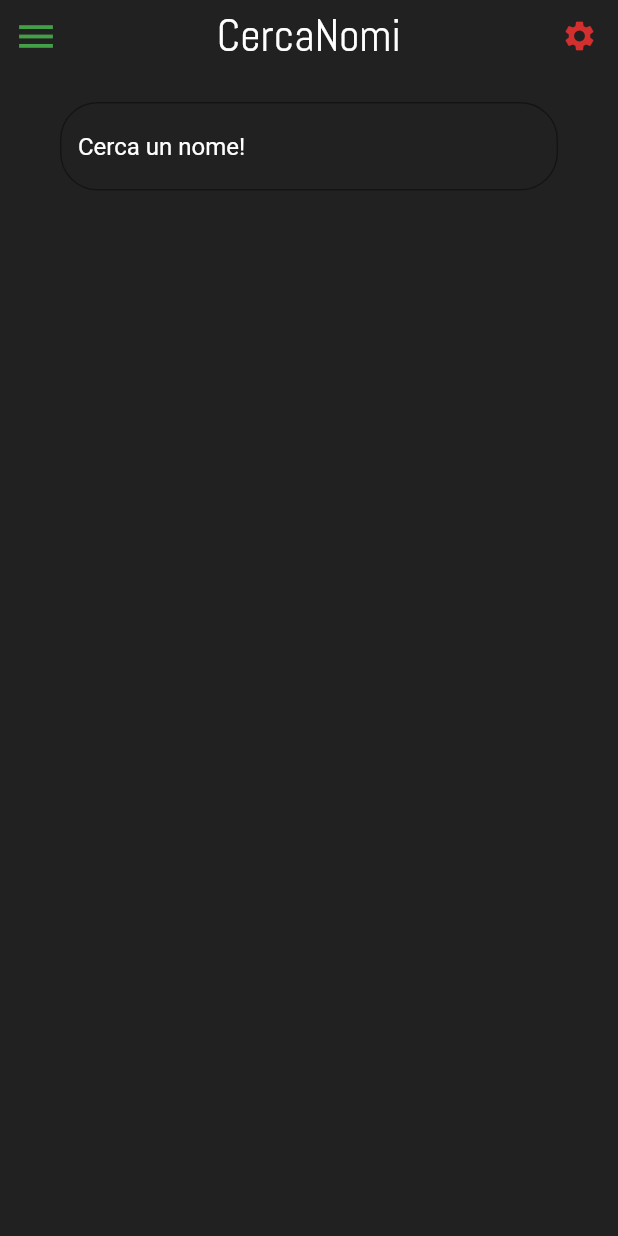
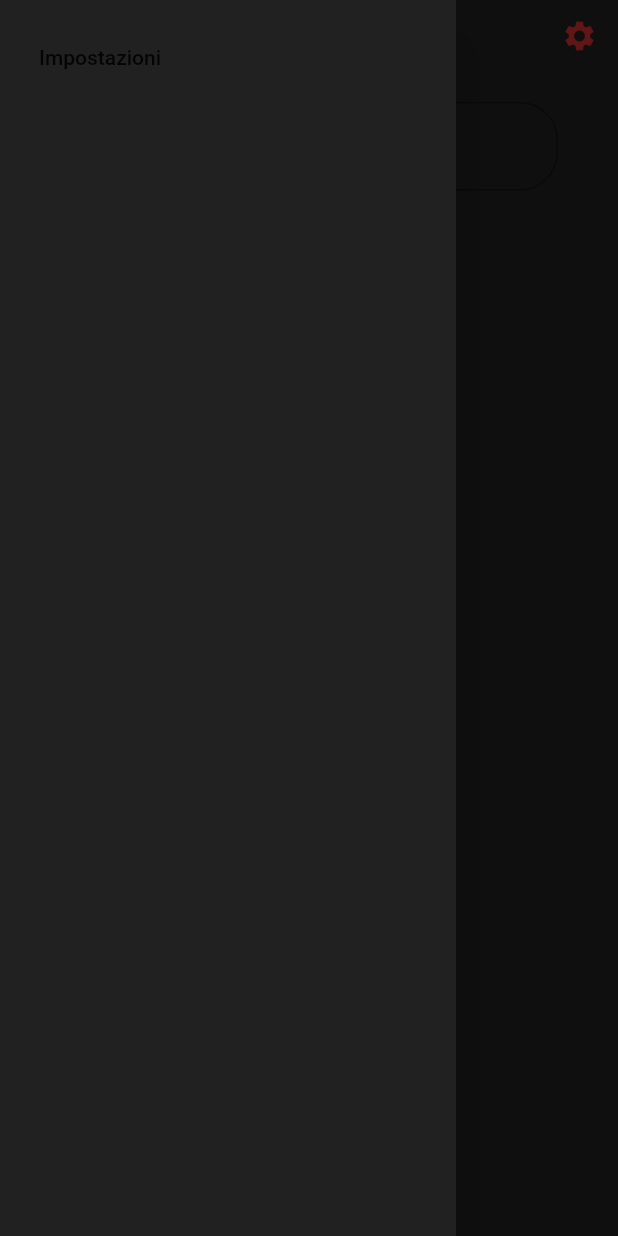
Before and after one commit to SymonRod/Baby_Names, a Flutter app: the screen it shows after launch, after a tap on the "menu" icon, on a phone screen of 412 x 824 dp. Run offline on Flutter 3.47's test engine with Material 2 defaults, Android fonts, the phone set to English and light mode, and no system bars; Roboto replaces fonts that are missing (Montserrat).

Commit message:
Aggionta sideNav non funzionante

```diff
--- a/lib/home/GradientAppBar.dart
+++ b/lib/home/GradientAppBar.dart
@@ -6,10 +6,12 @@ class GradientAppBar extends StatelessWidget {
 
   GradientAppBar({this.title});
 
+
   @override
   Widget build(BuildContext context) {
 
-    return new Container(
+    return new
+        Container(
           padding: EdgeInsets.only(
             top: MediaQuery.of(context).padding.top,
           ),
@@ -19,16 +21,11 @@ class GradientAppBar extends StatelessWidget {
                 flex: 1,
                 child: Container(
                   alignment: Alignment.centerLeft,
-              //color: Colors.green,
                   child: IconButton(
                     color: Colors.green[600],
                     iconSize: 30,
                     icon: Icon(Icons.menu),
-                onPressed: () {
-                  print(
-                    'TODO'
-                  );
-                },
+                    onPressed: () => Scaffold.of(context).openDrawer(),
                     ),
                 ),
               ),
--- a/lib/home/HomePage.dart
+++ b/lib/home/HomePage.dart
@@ -5,6 +5,7 @@ import 'package:cercanomi/home/HomePageBody.dart';
 import 'package:cercanomi/home/SideNavBar.dart';
 
 class HomePage extends StatelessWidget {
+
   @override
   Widget build(BuildContext context) {
     SystemChrome.setPreferredOrientations([
@@ -12,8 +13,9 @@ class HomePage extends StatelessWidget {
       DeviceOrientation.portraitDown,
     ]);
 
-    return new Scaffold(
-      backgroundColor: Colors.grey[900],
+    return new SafeArea(
+      child: Scaffold(
+        backgroundColor: Colors.grey[900],
         drawer: SideNavBar(),
         body: new Column(
           children: <Widget>[
@@ -21,7 +23,9 @@ class HomePage extends StatelessWidget {
               title: 'CercaNomi',
             ),
             HomePageBody(),
-      ],
-    ));
+          ],
+        )
+      )
+    );
   }
 }
--- a/lib/home/HomePageBody.dart
+++ b/lib/home/HomePageBody.dart
@@ -1,33 +1,13 @@
+import 'dart:async';
+
 import 'package:cercanomi/models/Nomi.dart';
 import 'package:flutter/material.dart';
-import 'package:cercanomi/cercanomi/cercanomi.dart';
 import 'package:provider/provider.dart';
 
-import '../cercanomi/cercanomi.dart';
 
-class HomePageBody extends StatefulWidget {
+class HomePageBody extends StatelessWidget {
+  final double horizontalMargin = 40;
   final TextEditingController textEditingController = TextEditingController();
-
-  @override
-  _HomePageBodyState createState() => _HomePageBodyState();
-}
-
-class _HomePageBodyState extends State<HomePageBody> {
-  double horizontalMargin = 40;
-  Color coloreInput = Colors.blueAccent;
-  List<dynamic> listaNomi ;
-
-  void aggiorna() async {
-    listaNomi = await carteNomi(widget.textEditingController.text);
-
-    setState(() {
-      if(listaNomi.length == 0){
-        coloreInput = Colors.red;
-      } else {
-        coloreInput = Colors.green;
-      }
-    });
-  }
 
   @override
   Widget build(BuildContext context) {
@@ -42,13 +22,75 @@ class _HomePageBodyState extends State<HomePageBody> {
             padding: EdgeInsets.symmetric(
               horizontal: horizontalMargin,
             ),
+            child: InputText()
+          ),
+
+          // Carte dei Nomi
+          Expanded(
+            child: Container(
               child: Consumer<Nomi>(
                 builder: (context, nomi, child) =>
+                  ListView.builder(
+                    padding: EdgeInsets.zero,
+                    scrollDirection: Axis.vertical,
+                    shrinkWrap: true,
+                    itemCount: (nomi.lenght==0?0:nomi.lenght+1),
+                    itemBuilder: (context, index) {
+                      Container project = nomi.carte[index];
+                      return project;
+                    },
+                  ),
+              )
+            ),
+          ),
+        ],
+      ),
+    ));
+  }
+}
+
+class InputText extends StatefulWidget {
+  @override
+  _InputTextState createState() => _InputTextState();
+}
+
+class _InputTextState extends State<InputText> with SingleTickerProviderStateMixin {
+  final _searchQuery = new TextEditingController();
+  Timer _debounce;
+  AnimationController _controller;
+
+
+  _onSearchChanged() {
+    if (_debounce?.isActive ?? false) _debounce.cancel();
+    _debounce = Timer(const Duration(milliseconds: 750), () {
+      Provider.of<Nomi>(context).aggiornaNomi(_searchQuery.text);
+    });
+  }
+
+  @override
+  void initState() {
+    super.initState();
+    _searchQuery.addListener(_onSearchChanged);
+    _controller = AnimationController(vsync: this);
+  }
+
+  @override
+  void dispose() {
+    _searchQuery.removeListener(_onSearchChanged);
+    _searchQuery.dispose();
+    _debounce.cancel();
+    _controller.dispose();
+    super.dispose();
+  }
+
+  @override
+  Widget build(BuildContext context) {
+
+
+    return Consumer<Nomi>(
+      builder: (context, nomi, child) =>
         TextField(
-                  onEditingComplete: () {
-                    nomi.aggiornaNomi(widget.textEditingController.text);
-                  },
-                  controller: widget.textEditingController,
+          controller: _searchQuery,
           style: TextStyle(
             color: Colors.white,
           ),
@@ -73,23 +115,6 @@ class _HomePageBodyState extends State<HomePageBody> {
             ),
           ),
         ),
-            ),
-          ),
-
-          // Carte dei Nomi
-          Expanded(
-            child: Consumer<Nomi>(
-              builder: (context, nomi, child) =>
-                Container(
-
-                  child: ListView(
-                    children: nomi.carte,
-                  )
-                ),
-            ),
-          ),
-        ],
-      ),
-    ));
+    );
   }
 }
--- a/lib/home/SideNavBar.dart
+++ b/lib/home/SideNavBar.dart
@@ -6,18 +6,22 @@ class SideNavBar extends StatelessWidget  {
   @override
   Widget build(BuildContext context)  {
     return new Drawer(
+      child: Container(
+        color: Colors.grey[900],
         child: ListView(
-        padding: EdgeInsets.zero,
-        //Oggetti nella sidebar
+          padding: EdgeInsets.all(10),
+          //Oggetti nel Drawer
           children: <Widget>[
             ListTile(
               title: Text('Impostazioni'),
+
               onTap: () {
 
               },
               ),
           ],
         ),
+      )
     );
   }
 }
```
Also changed, not shown: lib/models/Nomi.dart (+29 -0 lines), 1 other file. Lines whose indentation alone changed are shown as unchanged.
